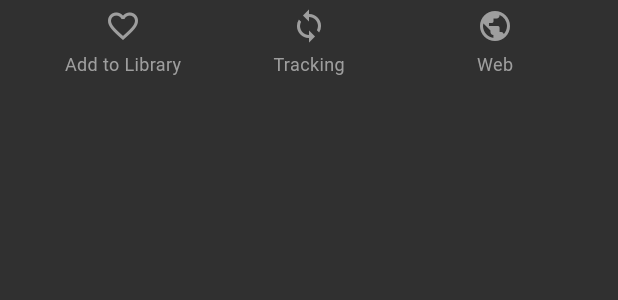
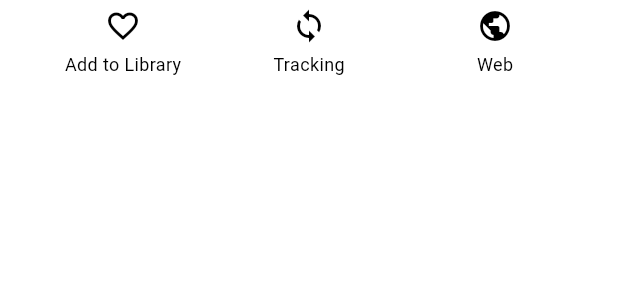
Before and after one commit to tomhibbers/narayomi, a Flutter app: the ActionButtons widget shown alone on an empty page, opened directly with empty values, on a phone screen of 412 x 824 dp. Shown: the top 300 px of the screen. Run offline on Flutter 3.47's test engine with Material 3 defaults, Android fonts, the phone set to English and light mode, and no system bars; our stand-ins replace fluttertoast, hive, hive_flutter, shared_preferences; missing offline and left inert: flutter_inappwebview; accounts and stored records are empty.

Commit message:
Update theme switcher and remove hardcoded colors

```diff
--- a/lib/pages/details_page.dart
+++ b/lib/pages/details_page.dart
@@ -93,12 +93,12 @@ class _DetailsPageState extends State<DetailsPage> {
                                   fit: BoxFit.cover,
                                 )
                               : Container(
-                                  color: Colors.grey[800]), // ✅ Placeholder
+                                  color: Theme.of(context).colorScheme.background), // ✅ Placeholder
                           Positioned.fill(
                             child: BackdropFilter(
                               filter: ImageFilter.blur(sigmaX: 10, sigmaY: 10),
                               child: Container(
-                                  color: Colors.black.withOpacity(0.3)),
+                                  color: Theme.of(context).colorScheme.background.withOpacity(0.3)),
                             ),
                           ),
                           if (publication !=
--- a/lib/pages/library_page.dart
+++ b/lib/pages/library_page.dart
@@ -67,8 +67,7 @@ class _LibraryPageState extends State<LibraryPage>
   Widget _buildLibraryList(List<Publication> publications) {
     if (publications.isEmpty) {
       return Center(
-          child: Text("No items in your library.",
-              style: TextStyle(color: Colors.white)));
+          child: Text("No items in your library."));
     }
 
     return ListView.builder(
--- a/lib/pages/reading_page.dart
+++ b/lib/pages/reading_page.dart
@@ -106,7 +106,7 @@ class _ReadingPageState extends State<ReadingPage> {
   @override
   Widget build(BuildContext context) {
     return Scaffold(
-      backgroundColor: Colors.black,
+      backgroundColor: Theme.of(context).colorScheme.background,
       body: Stack(
         children: [
           GestureDetector(
--- a/lib/pages/webview_page.dart
+++ b/lib/pages/webview_page.dart
@@ -89,7 +89,7 @@ class _WebViewPageState extends State<WebViewPage> with SingleTickerProviderStat
                     padding: EdgeInsets.only(right: 40),
                     child: Text(
                       currentUrl,
-                      style: TextStyle(fontSize: 12, color: Colors.white70),
+                      style: TextStyle(fontSize: 12, color: Theme.of(context).colorScheme.onBackground),
                     ),
                   ),
                 ],
--- /dev/null
+++ b/lib/providers/theme_provider.dart
@@ -0,0 +1,37 @@
+import 'package:flutter/material.dart';
+import 'package:shared_preferences/shared_preferences.dart';
+import '../themes/app_themes.dart';
+
+class ThemeProvider with ChangeNotifier {
+  ThemeData _currentTheme = AppThemes.lightTheme;
+  String _themeName = "Light";
+
+  ThemeData get currentTheme => _currentTheme;
+  String get themeName => _themeName;
+
+  ThemeProvider() {
+    _loadThemeFromPrefs(); // ✅ Load theme when the provider is created
+  }
+
+  void _loadThemeFromPrefs() async {
+    final prefs = await SharedPreferences.getInstance();
+    final savedTheme = prefs.getString('selectedTheme') ?? "Light";
+    if (AppThemes.themeMap.containsKey(savedTheme)) {
+      _currentTheme = AppThemes.themeMap[savedTheme]!;
+      _themeName = savedTheme;
+      notifyListeners();
+    }
+  }
+
+  void setTheme(String themeKey) async {
+    if (AppThemes.themeMap.containsKey(themeKey)) {
+      _currentTheme = AppThemes.themeMap[themeKey]!;
+      _themeName = themeKey;
+      notifyListeners();
+
+      // ✅ Save theme selection
+      final prefs = await SharedPreferences.getInstance();
+      await prefs.setString('selectedTheme', themeKey);
+    }
+  }
+}
--- /dev/null
+++ b/lib/themes/app_themes.dart
@@ -0,0 +1,55 @@
+import 'package:flutter/material.dart';
+
+class AppThemes {
+  // 🔹 Light Theme
+  static final ThemeData lightTheme = ThemeData(
+    brightness: Brightness.light,
+    primaryColor: Colors.blue,
+    colorScheme: ColorScheme.light(
+      primary: Colors.blue,
+      secondary: Colors.cyan,
+      background: Colors.white,
+    ),
+  );
+
+  // 🔹 Dark Theme
+  static final ThemeData darkTheme = ThemeData(
+    brightness: Brightness.dark,
+    primaryColor: Colors.grey[900],
+    colorScheme: ColorScheme.dark(
+      primary: Colors.blueGrey,
+      secondary: Colors.cyan,
+      background: Colors.black,
+    ),
+  );
+
+  // 🔹 Purple Theme
+  static final ThemeData purpleTheme = ThemeData(
+    brightness: Brightness.light,
+    primaryColor: Colors.deepPurple,
+    colorScheme: ColorScheme.light(
+      primary: Colors.deepPurple,
+      secondary: Colors.pinkAccent,
+      background: Colors.white,
+    ),
+  );
+
+  // 🔹 Green Theme
+  static final ThemeData greenTheme = ThemeData(
+    brightness: Brightness.light,
+    primaryColor: Colors.green,
+    colorScheme: ColorScheme.light(
+      primary: Colors.green,
+      secondary: Colors.teal,
+      background: Colors.white,
+    ),
+  );
+
+  // 🔹 Theme Map for Dropdown Selection
+  static final Map<String, ThemeData> themeMap = {
+    "Light": lightTheme,
+    "Dark": darkTheme,
+    "Purple": purpleTheme,
+    "Green": greenTheme,
+  };
+}
--- a/lib/widgets/details/action_buttons.dart
+++ b/lib/widgets/details/action_buttons.dart
@@ -125,12 +125,12 @@ class _ActionButtonsState extends State<ActionButtons> {
             Icon(icon,
                 color: isSelected
                     ? accentColor
-                    : Colors.grey), // ✅ Uses theme color when selected
+                    : Theme.of(context).colorScheme.onBackground), // ✅ Uses theme color when selected
             SizedBox(height: 5),
             Text(
               label,
               style: TextStyle(
-                  color: isSelected ? accentColor : Colors.grey, fontSize: 12),
+                  color: isSelected ? accentColor : Theme.of(context).colorScheme.onBackground, fontSize: 12),
             ),
           ],
         ),
--- a/lib/widgets/details/chapters_component.dart
+++ b/lib/widgets/details/chapters_component.dart
@@ -38,7 +38,7 @@ class ChaptersComponent extends StatelessWidget {
               subtitle:
                   Text(formatDate(chapter.dateUpload)), // ✅ Formatted date
               trailing:
-                  Icon(Icons.arrow_forward_ios, size: 16, color: Colors.grey),
+                  Icon(Icons.arrow_forward_ios, size: 16, color: Theme.of(context).colorScheme.onBackground),
               onTap: () {
                 log("🔄 Navigating to ReadingPage with: ${publication.title}, Type: ${publication.type}");
                 Navigator.push(
--- a/lib/widgets/reading/novel_reader.dart
+++ b/lib/widgets/reading/novel_reader.dart
@@ -22,7 +22,7 @@ class NovelReader extends StatelessWidget {
           padding: EdgeInsets.only(bottom: 32.0),
           child: Text(
             loadedChapters[index].pages.first.text ?? "No content available",
-            style: TextStyle(fontSize: 18, color: Colors.white),
+            style: TextStyle(fontSize: 18, color: Theme.of(context).colorScheme.onBackground),
           ),
         );
       },
--- a/lib/widgets/reading/reading_scroll_indicator.dart
+++ b/lib/widgets/reading/reading_scroll_indicator.dart
@@ -17,7 +17,7 @@ class ReadingScrollIndicator extends StatelessWidget {
         width: 5,
         height: 40,
         decoration: BoxDecoration(
-          color: Colors.white.withOpacity(0.7), // ✅ Ensure visibility
+          color: Theme.of(context).colorScheme.onBackground.withOpacity(0.7), // ✅ Ensure visibility
           borderRadius: BorderRadius.circular(5),
         ),
       ),
--- a/lib/widgets/reading/reading_top_bar.dart
+++ b/lib/widgets/reading/reading_top_bar.dart
@@ -18,17 +18,17 @@ class ReadingTopBar extends StatelessWidget {
       child: Container(
         height: kToolbarHeight + statusBarHeight, // ✅ AppBar + Status Bar
         padding: EdgeInsets.only(top: statusBarHeight), // ✅ Prevent text from touching status icons
-        color: Colors.black.withOpacity(0.85),
+        color: Theme.of(context).colorScheme.background.withOpacity(0.85),
         child: Row(
           children: [
             IconButton(
-              icon: Icon(Icons.arrow_back, color: Colors.white),
+              icon: Icon(Icons.arrow_back, color: Theme.of(context).colorScheme.onBackground),
               onPressed: () => Navigator.pop(context),
             ),
             Expanded(
               child: Text(
                 title,
-                style: TextStyle(color: Colors.white, fontSize: 18),
+                style: TextStyle(color: Theme.of(context).colorScheme.onBackground, fontSize: 18),
                 overflow: TextOverflow.ellipsis,
               ),
             ),
--- a/pubspec.yaml
+++ b/pubspec.yaml
@@ -48,6 +48,7 @@ dependencies:
   fluttertoast: ^8.2.10
   url_launcher: ^6.3.1
   timeago: ^3.7.0
+  provider: ^6.0.5
 
 dev_dependencies:
   flutter_test:
```
Also changed, not shown: lib/main.dart (+11 -52 lines), lib/pages/settings_page.dart (+38 -41 lines), lib/widgets/common/publication_card.dart (+5 -5 lines), lib/widgets/details/expandable_description.dart (+7 -7 lines), lib/widgets/details/genres_component.dart (+4 -4 lines), lib/widgets/details/publication_info.dart (+5 -5 lines), lib/widgets/reading/reading_bottom_bar.dart (+6 -6 lines), pubspec.lock.
